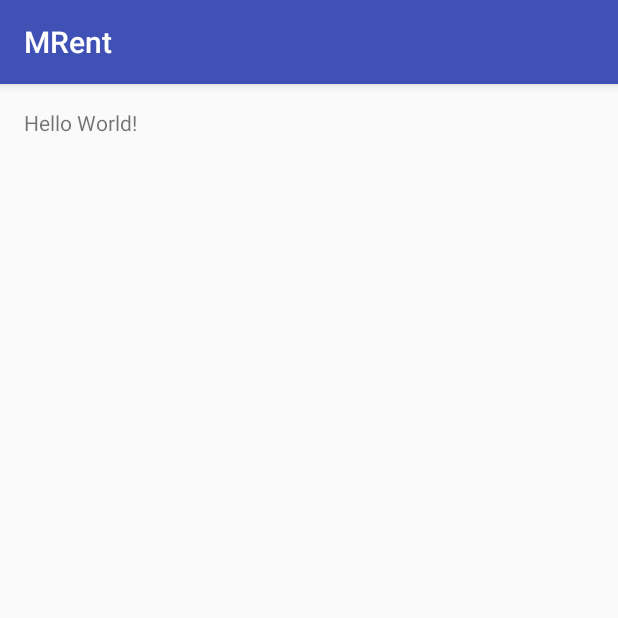
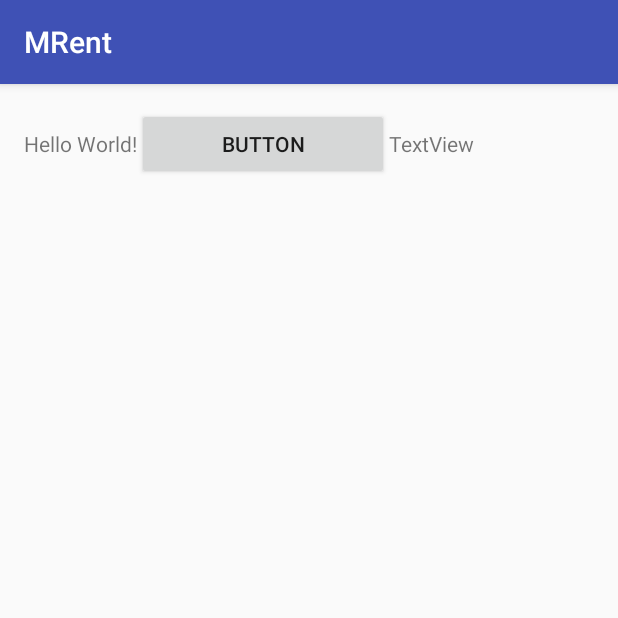
Before and after one commit to duringhiccup/MRent, an Android app: the screen it shows after launch (MainMenuActivity), on a phone screen of 412 x 824 dp, the top half of it. Run offline under Robolectric (Android 15) with nearby library versions, the phone set to English and light mode, and no system bars.

Commit message:
commit one

```diff
--- a/app/src/main/res/layout/activity_main_menu.xml
+++ b/app/src/main/res/layout/activity_main_menu.xml
@@ -1,5 +1,5 @@
 <?xml version="1.0" encoding="utf-8"?>
-<RelativeLayout
+<LinearLayout
     xmlns:android="http://schemas.android.com/apk/res/android"
     xmlns:tools="http://schemas.android.com/tools"
     android:id="@+id/activity_main_menu"
@@ -15,4 +15,18 @@
         android:layout_width="wrap_content"
         android:layout_height="wrap_content"
         android:text="Hello World!"/>
-</RelativeLayout>
+
+    <Button
+        android:text="Button"
+        android:layout_width="wrap_content"
+        android:layout_height="wrap_content"
+        android:id="@+id/button"
+        android:layout_weight="1"/>
+
+    <TextView
+        android:text="TextView"
+        android:layout_width="wrap_content"
+        android:layout_height="wrap_content"
+        android:id="@+id/textView"
+        android:layout_weight="1"/>
+</LinearLayout>
```
